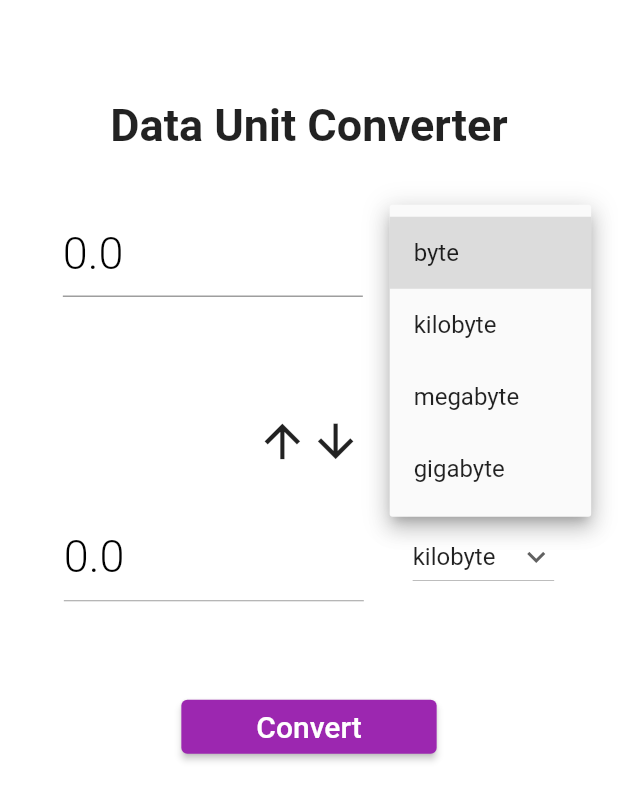
After one commit to PratikAmonkar/Unit-Calculator, a Flutter app: the DataCategoryPage screen opened directly, after a tap on "byte", on a phone screen of 412 x 824 dp. The commit adds this screen. Shown: the top 801 px of the screen. Run offline on Flutter 3.47's test engine with Material 2 defaults, Android fonts, the phone set to English and light mode, and no system bars.

Commit message:
added time and data category

```diff
--- /dev/null
+++ b/lib/functions/data_unit_convert.dart
@@ -0,0 +1,70 @@
+dataUnitConverte(firstIntialDropDownValue, secondIntialDropDownValue,
+    firstTextControllerValue, secondTextControllerValue) {
+  if (firstIntialDropDownValue == "byte" &&
+      secondIntialDropDownValue == "kilobyte") {
+    return (double.parse(firstTextControllerValue.text) / 1000)
+        .toStringAsFixed(3);
+  } else if (firstIntialDropDownValue == "byte" &&
+      secondIntialDropDownValue == "megabyte") {
+    return (double.parse(firstTextControllerValue.text) /
+                1 *
+                2.718281828459045 +
+            6)
+        .toStringAsFixed(3);
+  } else if (firstIntialDropDownValue == "byte" &&
+      secondIntialDropDownValue == "gigabyte") {
+    return (double.parse(firstTextControllerValue.text) /
+                1 *
+                2.718281828459045 +
+            9)
+        .toStringAsFixed(3);
+  } else if (firstIntialDropDownValue == "kilobyte" &&
+      secondIntialDropDownValue == "byte") {
+    return (double.parse(firstTextControllerValue.text) * 1000)
+        .toStringAsFixed(3);
+  } else if (firstIntialDropDownValue == "kilobyte" &&
+      secondIntialDropDownValue == "megabyte") {
+    return (double.parse(firstTextControllerValue.text) / 1000)
+        .toStringAsFixed(3);
+  } else if (firstIntialDropDownValue == "kilobyte" &&
+      secondIntialDropDownValue == "gigabyte") {
+    return (double.parse(firstTextControllerValue.text) /
+                1 *
+                2.718281828459045 +
+            6)
+        .toStringAsFixed(3);
+  } else if (firstIntialDropDownValue == "megabyte" &&
+      secondIntialDropDownValue == "byte") {
+    return (double.parse(firstTextControllerValue.text) *
+                1 *
+                2.718281828459045 +
+            6)
+        .toStringAsFixed(3);
+  } else if (firstIntialDropDownValue == "megabyte" &&
+      secondIntialDropDownValue == "kilobyte") {
+    return (double.parse(firstTextControllerValue.text) * 1000)
+        .toStringAsFixed(3);
+  } else if (firstIntialDropDownValue == "megabyte" &&
+      secondIntialDropDownValue == "gigabyte") {
+    return (double.parse(firstTextControllerValue.text) / 1000)
+        .toStringAsFixed(3);
+  } else if (firstIntialDropDownValue == "gigabyte" &&
+      secondIntialDropDownValue == "byte") {
+    return (double.parse(firstTextControllerValue.text) *
+                1 *
+                2.718281828459045 +
+            9)
+        .toStringAsFixed(3);
+  } else if (firstIntialDropDownValue == "gigabyte" &&
+      secondIntialDropDownValue == "kilobyte") {
+    return (double.parse(firstTextControllerValue.text) *
+                1 *
+                2.718281828459045 +
+            6)
+        .toStringAsFixed(3);
+  } else if (firstIntialDropDownValue == "gigabyte" &&
+      secondIntialDropDownValue == "megabyte") {
+    return (double.parse(firstTextControllerValue.text) * 1000)
+        .toStringAsFixed(3);
+  }
+}
--- /dev/null
+++ b/lib/screens/data_category_page.dart
@@ -0,0 +1,238 @@
+import 'package:flutter/material.dart';
+import 'package:flutter/services.dart';
+import 'package:unit_converter/functions/data_unit_convert.dart';
+import 'package:unit_converter/widgets/alertbox_widget.dart';
+
+class DataCategoryPage extends StatefulWidget {
+  const DataCategoryPage({Key? key}) : super(key: key);
+
+  @override
+  State<DataCategoryPage> createState() => _DataCategoryPageState();
+}
+
+class _DataCategoryPageState extends State<DataCategoryPage> {
+  String firstIntialDropDownValue = 'byte';
+  String secondIntialDropDownValue = 'kilobyte';
+
+  final firstDropDownValue = [
+    "byte",
+    "kilobyte",
+    "megabyte",
+    "gigabyte",
+  ];
+
+  final secondDropDownValue = [
+    "byte",
+    "kilobyte",
+    "megabyte",
+    "gigabyte",
+  ];
+
+  final firstTextControllerValue = TextEditingController();
+  final secondTextControllerValue = TextEditingController();
+
+  @override
+  Widget build(BuildContext context) {
+    return Scaffold(
+      backgroundColor: Colors.white,
+      appBar: AppBar(
+        backgroundColor: Colors.white,
+        elevation: 0.0,
+        centerTitle: true,
+        systemOverlayStyle: const SystemUiOverlayStyle(
+          statusBarColor: Colors.white,
+          statusBarIconBrightness: Brightness.dark,
+        ),
+      ),
+      body: SingleChildScrollView(
+        child: Column(
+          children: [
+            const Padding(
+              padding: EdgeInsets.only(
+                top: 10.0,
+                bottom: 30,
+              ),
+              child: Text(
+                "Data Unit Converter",
+                style: TextStyle(
+                  fontSize: 30.0,
+                  fontWeight: FontWeight.bold,
+                ),
+              ),
+            ),
+            Padding(
+              padding: const EdgeInsets.all(8.0),
+              child: Row(
+                mainAxisAlignment: MainAxisAlignment.spaceEvenly,
+                children: [
+                  SizedBox(
+                    width: 200.0,
+                    child: TextFormField(
+                      controller: firstTextControllerValue,
+                      style: const TextStyle(
+                        fontSize: 30,
+                        fontWeight: FontWeight.w300,
+                      ),
+                      keyboardType: TextInputType.number,
+                      decoration: const InputDecoration(
+                        hintText: "0.0",
+                        hintStyle: TextStyle(
+                          fontSize: 30,
+                          fontWeight: FontWeight.w300,
+                          color: Colors.black,
+                        ),
+                      ),
+                    ),
+                  ),
+                  DropdownButton(
+                    value: firstIntialDropDownValue,
+                    icon: const Icon(Icons.keyboard_arrow_down),
+                    items: firstDropDownValue.map(
+                      (String items) {
+                        return DropdownMenuItem(
+                          value: items,
+                          child: Text(items),
+                        );
+                      },
+                    ).toList(),
+                    onChanged: (String? newValue) {
+                      setState(
+                        () {
+                          firstIntialDropDownValue = newValue!;
+                        },
+                      );
+                    },
+                  ),
+                ],
+              ),
+            ),
+            const SizedBox(
+              height: 20.0,
+            ),
+            Padding(
+              padding: const EdgeInsets.only(top: 50.0),
+              child: Row(
+                mainAxisAlignment: MainAxisAlignment.center,
+                children: const [
+                  Icon(
+                    Icons.arrow_upward,
+                    size: 35.5,
+                  ),
+                  Icon(
+                    Icons.arrow_downward,
+                    size: 35.5,
+                  ),
+                ],
+              ),
+            ),
+            const SizedBox(
+              height: 20.0,
+            ),
+            Padding(
+              padding: const EdgeInsets.all(10.0),
+              child: Row(
+                mainAxisAlignment: MainAxisAlignment.spaceEvenly,
+                children: [
+                  SizedBox(
+                    width: 200.0,
+                    child: TextFormField(
+                      enabled: false,
+                      controller: secondTextControllerValue,
+                      style: const TextStyle(
+                        fontSize: 30,
+                        fontWeight: FontWeight.w300,
+                      ),
+                      //initialValue: "0.0",
+                      keyboardType: TextInputType.number,
+                      decoration: const InputDecoration(
+                        hintText: "0.0",
+                        hintStyle: TextStyle(
+                          fontSize: 30,
+                          fontWeight: FontWeight.w300,
+                          color: Colors.black,
+                        ),
+                      ),
+                    ),
+                  ),
+                  DropdownButton(
+                    value: secondIntialDropDownValue,
+                    icon: const Icon(Icons.keyboard_arrow_down),
+                    items: secondDropDownValue.map(
+                      (String items) {
+                        return DropdownMenuItem(
+                          value: items,
+                          child: Text(items),
+                        );
+                      },
+                    ).toList(),
+                    onChanged: (String? newValue) {
+                      setState(
+                        () {
+                          secondIntialDropDownValue = newValue!;
+                        },
+                      );
+                    },
+                  ),
+                ],
+              ),
+            ),
+            const SizedBox(
+              height: 50.0,
+            ),
+            ElevatedButton(
+              onPressed: () {
+                convertData();
+              },
+              style: OutlinedButton.styleFrom(
+                padding: const EdgeInsets.only(
+                  left: 50.0,
+                  right: 50.0,
+                ),
+              ),
+              child: const Text(
+                "Convert",
+                style: TextStyle(
+                  fontSize: 20.0,
+                ),
+              ),
+            ),
+          ],
+        ),
+      ),
+    );
+  }
+
+  void convertData() {
+    if (firstTextControllerValue.text.isEmpty) {
+      alertBoxWidget(
+        context,
+        "Alert",
+        "Please provide a value",
+      );
+    } else if (firstTextControllerValue.text == "0.0" ||
+        firstTextControllerValue.text == "0") {
+      alertBoxWidget(
+        context,
+        "Alert",
+        "Zero not allowed",
+      );
+    } else if (firstIntialDropDownValue == secondIntialDropDownValue) {
+      alertBoxWidget(
+        context,
+        "Alert",
+        "You choose same option",
+      );
+    } else {
+      setState(
+        () {
+          secondTextControllerValue.text = dataUnitConverte(
+            firstIntialDropDownValue,
+            secondIntialDropDownValue,
+            firstTextControllerValue,
+            secondTextControllerValue,
+          );
+        },
+      );
+    }
+  }
+}
```
Also changed, not shown: lib/functions/time_unit_convert.dart (added, +28 -0 lines), lib/screens/category_page.dart (+24 -3 lines), lib/screens/time_category_page.dart (added, +236 -0 lines), images/data.png (added), images/time.png (added).
